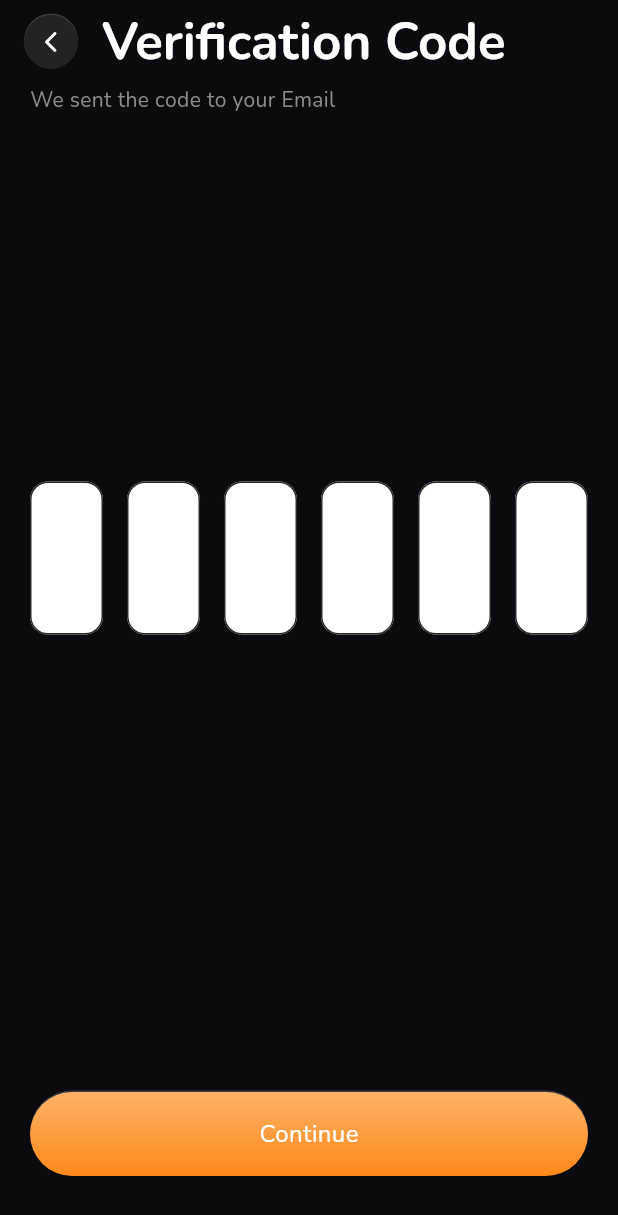
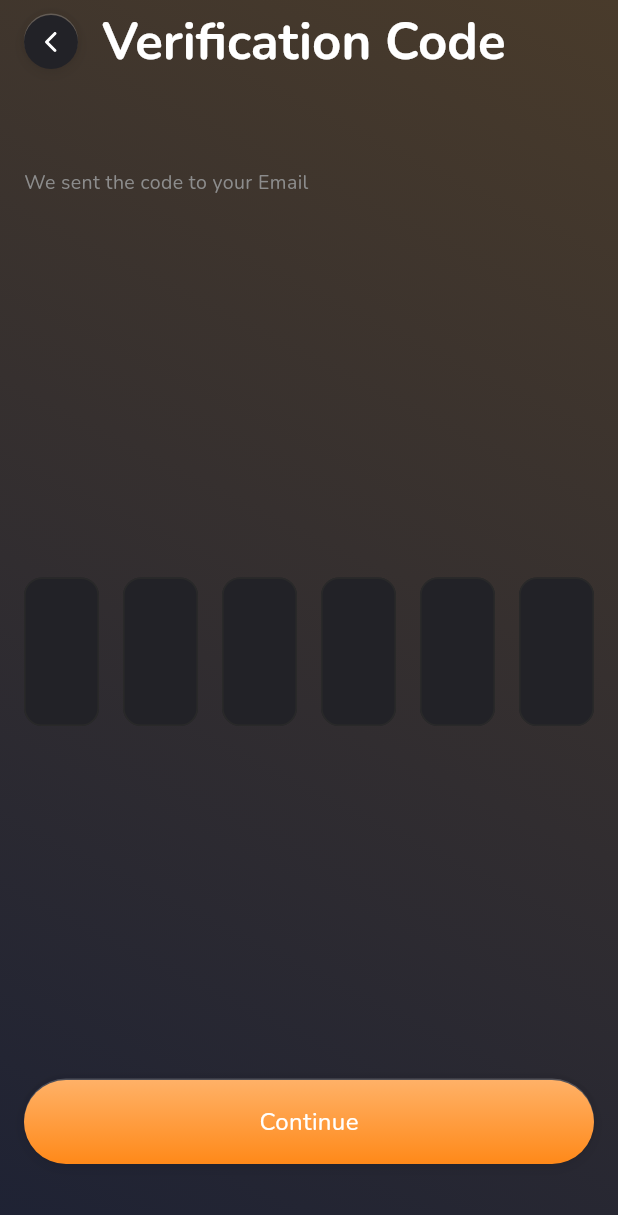
Before and after one commit to GetGoal/GetGoal-mobile, a Flutter app: the VerificationPage screen opened by its route, on a phone screen of 412 x 824 dp. Shown: the top 1215 px of the screen. Run offline on Flutter 3.47's test engine with Material 3 defaults, Android fonts, the light colour scheme and no system bars; our stand-ins replace bloc, cached_network_image, dio, dotted_border, firebase_auth, firebase_core and 17 more; missing offline and left inert: firebase_app_check; accounts and stored records are empty; generated files the repository leaves out were written again.

Commit message:
Update verification page for new design

```diff
--- a/lib/src/features/auth/presentation/screens/verification/verification_page.dart
+++ b/lib/src/features/auth/presentation/screens/verification/verification_page.dart
@@ -8,7 +8,7 @@ import '../../../../../shared/themes/color.dart';
 import '../../../../../shared/themes/font.dart';
 import '../../../../../shared/widgets/button/main_botton.dart';
 import '../../../../../shared/widgets/dialog/error_dialog.dart';
-import '../../../../../shared/widgets/scaffold/get_goal_sub_scaffold.dart';
+import '../../../../../shared/widgets/scaffold/get_goal_scaffold.dart';
 import 'bloc/verify_account/verify_account_bloc.dart';
 import 'widgets/otp_slot_text_field.dart';
 
@@ -62,18 +62,15 @@ class _VerificationPageState extends State<VerificationPage> {
 
   @override
   Widget build(BuildContext context) {
-    return GetGoalSubScaffold(
+    return GetGoalScaffold(
+      isGredientBackground: true,
       appbarTitle: 'Verification Code',
-      body: Container(
-        padding: const EdgeInsets.symmetric(horizontal: 20),
-        child: Column(
+      body: Column(
         crossAxisAlignment: CrossAxisAlignment.start,
         mainAxisAlignment: MainAxisAlignment.spaceBetween,
         children: [
           _buildDescriptionInfo(),
-            Container(
-              padding: const EdgeInsets.only(bottom: 80),
-              width: MediaQuery.of(context).size.width,
+          Expanded(
             child: Row(
               mainAxisAlignment: MainAxisAlignment.spaceEvenly,
               children: [
@@ -94,7 +91,6 @@ class _VerificationPageState extends State<VerificationPage> {
           _buildButtonSection(),
         ],
       ),
-      ),
     );
   }
 
@@ -105,9 +101,9 @@ class _VerificationPageState extends State<VerificationPage> {
       children: [
         Text(
           'We sent the code to your Email',
-          style: body2().copyWith(color: AppColors.description),
+          style: footnoteRegular().copyWith(color: AppColors.description),
         ),
-        Text(AppCache.userEmail, style: body2()),
+        Text(AppCache.userEmail, style: footnoteRegular()),
       ],
     );
   }
@@ -212,29 +208,9 @@ class _VerificationPageState extends State<VerificationPage> {
       },
       builder: (context, state) {
         switch (state) {
-          case VerifyAccountStateInitial():
-            return _verificationButton();
+          case VerifyAccountStateLoading():
+            return const MainButton(isLoading: true);
 
-          case VerifyAccountStateLoading():
-            return Container(
-              padding: const EdgeInsets.only(bottom: 40),
-              child: const MainButton(
-                buttonText: 'Loading',
-                isLoading: true,
-              ),
-            );
-
-          case VerifyAccountStateVerified():
-            return Container(
-              padding: const EdgeInsets.only(bottom: 40),
-              child: const MainButton(
-                buttonText: 'Loading',
-                isLoading: true,
-              ),
-            );
-
-          case VerifyAccountStateVirifiedError():
-            return _verificationButton();
           default:
             return _verificationButton();
         }
@@ -243,9 +219,7 @@ class _VerificationPageState extends State<VerificationPage> {
   }
 
   Widget _verificationButton() {
-    return Container(
-      padding: const EdgeInsets.only(bottom: 40),
-      child: Column(
+    return Column(
       children: [
         // MainButton(
         //   buttonText: 'Resend (60s)',
@@ -268,11 +242,9 @@ class _VerificationPageState extends State<VerificationPage> {
             _verifyAccountBloc.add(
               VerifyAccountEvent.verified(code: verifyCode),
             );
-              // context.go('/main');
           },
         ),
       ],
-      ),
     );
   }
 }
--- a/lib/src/features/auth/presentation/screens/verification/widgets/otp_slot_text_field.dart
+++ b/lib/src/features/auth/presentation/screens/verification/widgets/otp_slot_text_field.dart
@@ -21,12 +21,12 @@ class OtpSlotTextField extends StatelessWidget {
     return Expanded(
       child: TextField(
         controller: controller,
-        style: heading1(),
+        style: title1Bold(),
         textAlign: TextAlign.center,
         decoration: InputDecoration(
           contentPadding: const EdgeInsets.symmetric(vertical: 24),
           isDense: true,
-          fillColor: AppColors.white,
+          fillColor: AppColors.secondary,
           filled: true,
           prefixIconColor: AppColors.description,
           enabledBorder: OutlineInputBorder(
@@ -47,7 +47,7 @@ class OtpSlotTextField extends StatelessWidget {
               ),
             ),
             borderSide: BorderSide(
-              color: AppColors.primary,
+              color: AppColors.primary2,
               width: 1,
             ),
           ),
```
Lines whose indentation alone changed are shown as unchanged.
